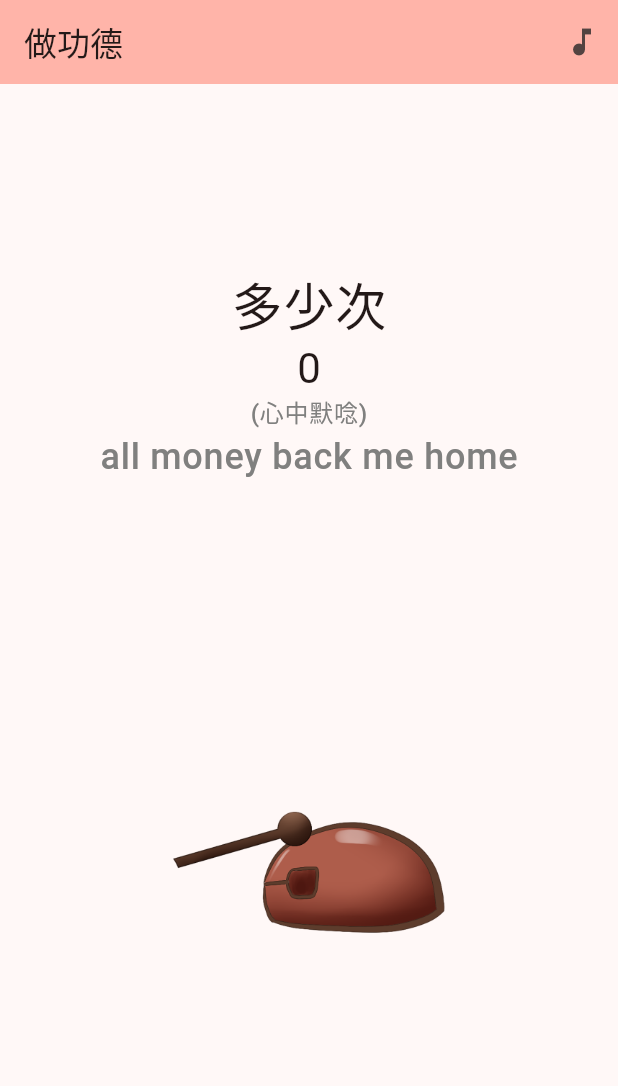
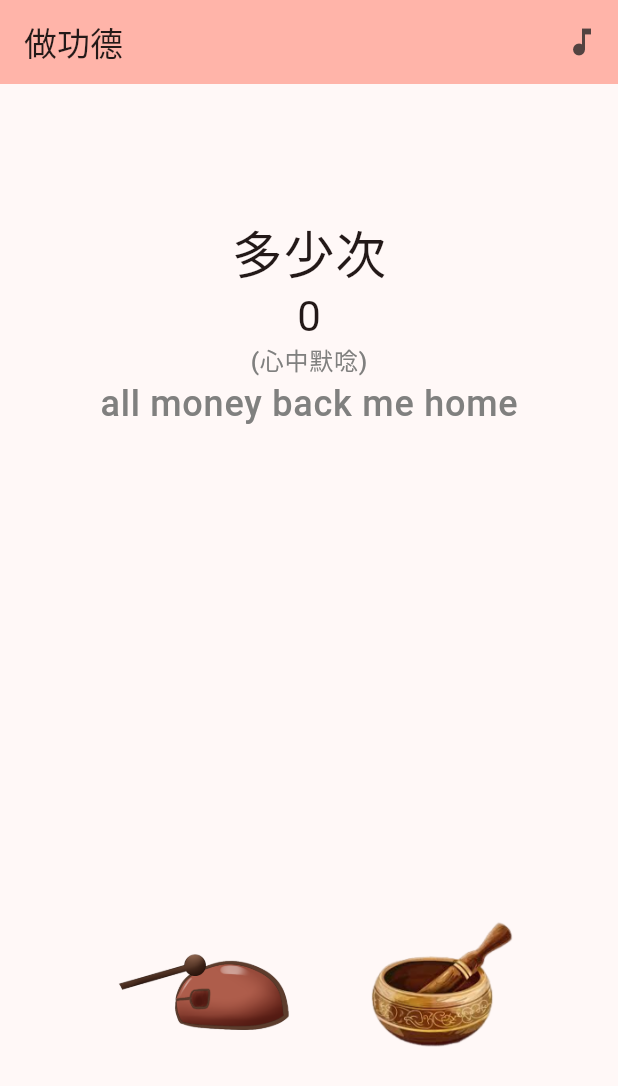
Before and after one commit to nokia6102/flutter_dogodo2, a Flutter app: the screen it shows after launch, on a phone screen of 412 x 824 dp. Shown: the top 1086 px of the screen. Run offline on Flutter 3.47's test engine with Material 3 defaults, Android fonts, the phone set to English and light mode, and no system bars; our stand-ins replace audioplayers; Roboto replaces fonts that are missing (Noto Sans TC).

Commit message:
add: 加入頌缽

```diff
--- a/lib/main.dart
+++ b/lib/main.dart
@@ -42,6 +42,8 @@ class _MyHomePageState extends State<MyHomePage> {
   int _counter = 0;
   double _opacity = 0.0; // 初始時文字隱藏
   Offset _offset = const Offset(0, 0); // 控制文字初始位置
+  double _boOpacity = 0.0; // 控制 "回向+1" 的透明度
+  Offset _boOffset = const Offset(0, 0); // 控制 "回向+1" 的位置
   final AudioPlayer _audioPlayer = AudioPlayer(); // 創建 AudioPlayer 實例
   bool _isMuted = false; // 靜音狀態變量
 
@@ -74,6 +76,41 @@ class _MyHomePageState extends State<MyHomePage> {
         Future.delayed(const Duration(milliseconds: 0), () {
           setState(() {
             _offset = const Offset(0, 0); // 無動畫地重置位置
+          });
+        });
+      });
+    });
+  }
+
+  void _playBoSound() async {
+    if (!_isMuted) {
+      // 播放 bo.mp3 音效
+      await _audioPlayer.play(AssetSource('audio/bo.mp3'));
+    }
+
+    // 按下按鈕後顯示 "回向+1"
+    setState(() {
+      _boOffset = const Offset(0, 0); // 重置位置
+      _boOpacity = 1.0; // 讓 "回向+1" 顯示出來
+      _counter++; // 計數器也加一
+    });
+
+    // 延遲 100 毫秒後，讓 "回向+1" 開始浮動並消失
+    Future.delayed(const Duration(milliseconds: 100), () {
+      setState(() {
+        _boOffset = const Offset(0, -2); // "回向+1" 開始向上浮動
+      });
+
+      // 延遲 300 毫秒後讓 "回向+1" 漸漸消失
+      Future.delayed(const Duration(milliseconds: 300), () {
+        setState(() {
+          _boOpacity = 0.0; // 讓 "回向+1" 消失
+        });
+
+        // 重置位置而不使用動畫
+        Future.delayed(const Duration(milliseconds: 0), () {
+          setState(() {
+            _boOffset = const Offset(0, 0); // 無動畫地重置位置
           });
         });
       });
@@ -142,12 +179,13 @@ class _MyHomePageState extends State<MyHomePage> {
                 letterSpacing: 0.50,
               ),
             ),
+            // 顯示木魚加的文字
             Container(
               width: 375,
               height: 140,
               alignment: Alignment.center,
               child: AnimatedSlide(
-                offset: _offset, // 控制文字移動的偏移量
+                offset: _offset, // 控制 "功德+1" 的偏移量
                 duration: const Duration(milliseconds: 300), // 移動動畫時間
                 child: AnimatedOpacity(
                   opacity: _opacity, // 文字的透明度
@@ -163,15 +201,52 @@ class _MyHomePageState extends State<MyHomePage> {
                 ),
               ),
             ),
-            const SizedBox(height: 0), // 增加按鈕與上方元素之間的距離
-            GestureDetector(
-              onTap: _incrementCounter, // 按鈕點擊事件
-              child: Container(
-                width: 240,
-                height: 240,
-                alignment: Alignment.center,
-                child: Image.asset("assets/images/woodfish.png"), // 無背景的圖片按鈕
+            // 顯示bo按鈕加的文字
+            Container(
+              width: 375,
+              height: 140,
+              alignment: Alignment.center,
+              child: AnimatedSlide(
+                offset: _boOffset, // 控制 "回向+1" 的偏移量
+                duration: const Duration(milliseconds: 300), // 移動動畫時間
+                child: AnimatedOpacity(
+                  opacity: _boOpacity, // 文字的透明度
+                  duration: const Duration(milliseconds: 300), // 透明度變化時間
+                  child: const Text(
+                    "回向+1",
+                    style: TextStyle(
+                      fontSize: 24,
+                      fontWeight: FontWeight.bold,
+                      fontFamily: "Noto Sans TC",
+                    ),
+                  ),
+                ),
               ),
+            ),
+            const SizedBox(height: 20), // 增加按鈕與上方元素之間的距離
+            Row(
+              mainAxisAlignment: MainAxisAlignment.center,
+              children: [
+                GestureDetector(
+                  onTap: _incrementCounter, // 木魚按鈕點擊事件
+                  child: Container(
+                    width: 150,
+                    height: 150,
+                    alignment: Alignment.center,
+                    child: Image.asset("assets/images/woodfish.png"), // 無背景的木魚圖片按鈕
+                  ),
+                ),
+                const SizedBox(width: 20), // 木魚與新按鈕之間的間距
+                GestureDetector(
+                  onTap: _playBoSound, // bo 按鈕點擊事件
+                  child: Container(
+                    width: 120,
+                    height: 120,
+                    alignment: Alignment.center,
+                    child: Image.asset("assets/images/bo.png"), // 無背景的 bo 按鈕圖片
+                  ),
+                ),
+              ],
             ),
           ],
         ),
```
Also changed, not shown: pubspec.yaml (+9 -0 lines), assets/assets/images/woodfish.png (deleted), assets/images/bo.png (added), icons/app_icon.png (added), pubspec.lock, 10 other files.
